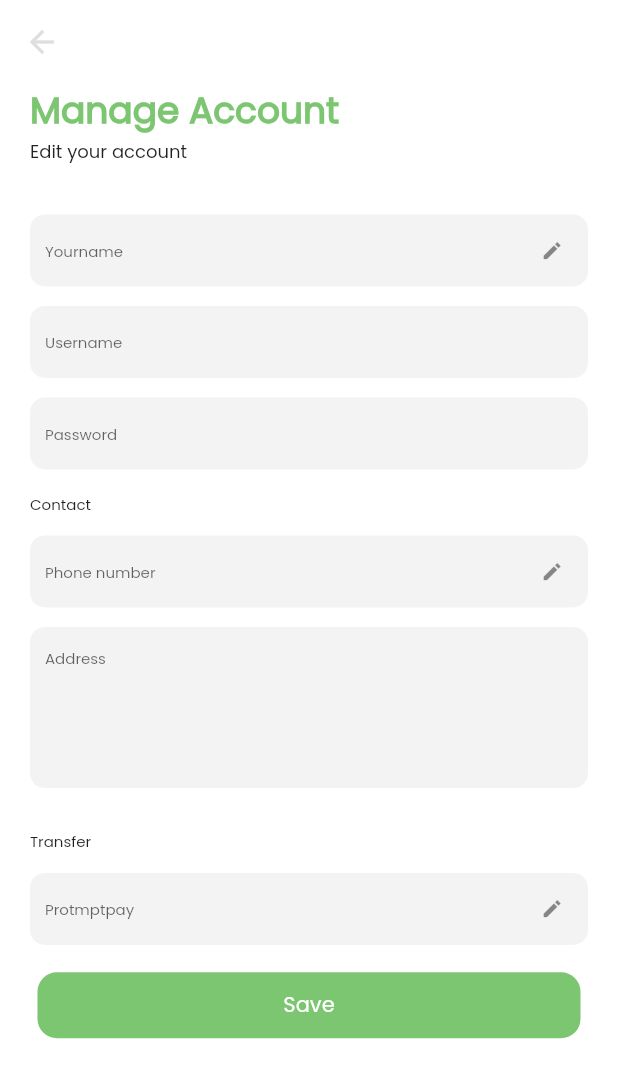
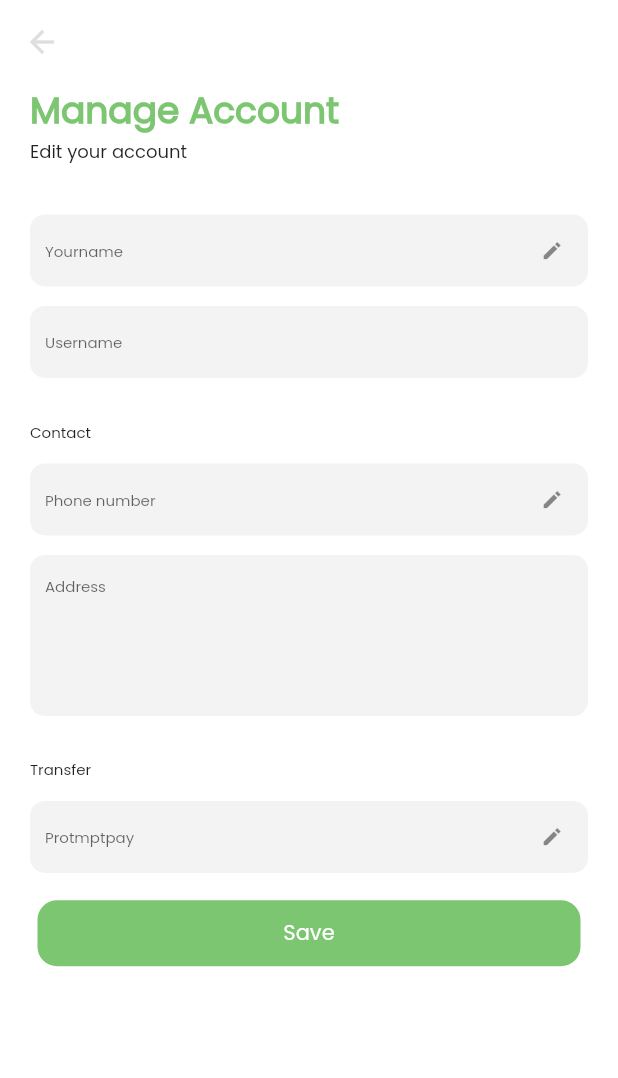
Before and after one commit to aimaimm/Wanna_plant, a Flutter app: the Edit_acc_screen screen opened by its route, on a phone screen of 412 x 824 dp. Shown: the top 1078 px of the screen. Run offline on Flutter 3.47's test engine with Material 2 defaults, Android fonts, the light colour scheme and no system bars; our stand-ins replace cross_file, flutter_rating_bar, flutter_svg, image_picker, shared_preferences, timeline_tile; accounts and stored records are empty; statements that could not run were skipped.

Commit message:
cut textfild password in manage account

```diff
--- a/lib/constants.dart
+++ b/lib/constants.dart
@@ -3,4 +3,4 @@ import 'package:flutter/material.dart';
 const gbase = Color(0xFF7CC671);
 const txtg = Color(0xFFF3F3F3);
 
-String url = "e701-2403-6200-8853-d0c-68c9-b820-f9e0-dbe9.ngrok.io";
+String url = "9b46-2403-6200-8853-d0c-68c9-b820-f9e0-dbe9.ngrok.io";
--- a/lib/manage_account/edit_txt.dart
+++ b/lib/manage_account/edit_txt.dart
@@ -15,13 +15,11 @@ class edit_txt extends StatefulWidget {
 
 TextEditingController name = TextEditingController();
 TextEditingController username = TextEditingController();
-TextEditingController password = TextEditingController();
 TextEditingController phone = TextEditingController();
 TextEditingController address = TextEditingController();
 TextEditingController protmpt = TextEditingController();
 
 class _edit_txtState extends State<edit_txt> {
-
   @override
   void initState() {
     name.text = widget.userdata[0]['name'];
@@ -98,32 +96,6 @@ class _edit_txtState extends State<edit_txt> {
         ),
         SizedBox(
           height: 13,
-        ),
-        TextField(
-          controller: password,
-          readOnly: true,
-          style: TextStyle(fontSize: 12),
-          decoration: InputDecoration(
-            contentPadding: EdgeInsets.all(10),
-            hintText: 'Password',
-            hintStyle: TextStyle(
-              fontSize: 10,
-            ),
-            fillColor: txtg,
-            filled: true,
-            focusedBorder: OutlineInputBorder(
-              borderRadius: BorderRadius.circular(10.0),
-              borderSide: BorderSide(
-                color: Colors.transparent,
-              ),
-            ),
-            enabledBorder: OutlineInputBorder(
-              borderRadius: BorderRadius.circular(10.0),
-              borderSide: BorderSide(
-                color: Colors.transparent,
-              ),
-            ),
-          ),
         ),
         SizedBox(
           height: 16,
```
